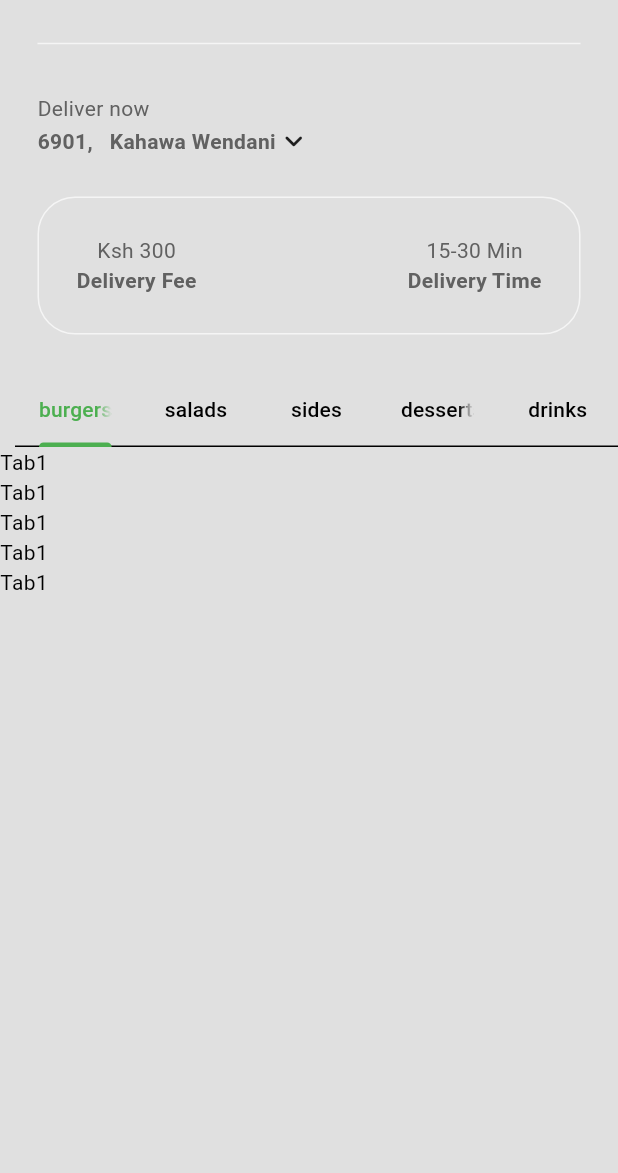
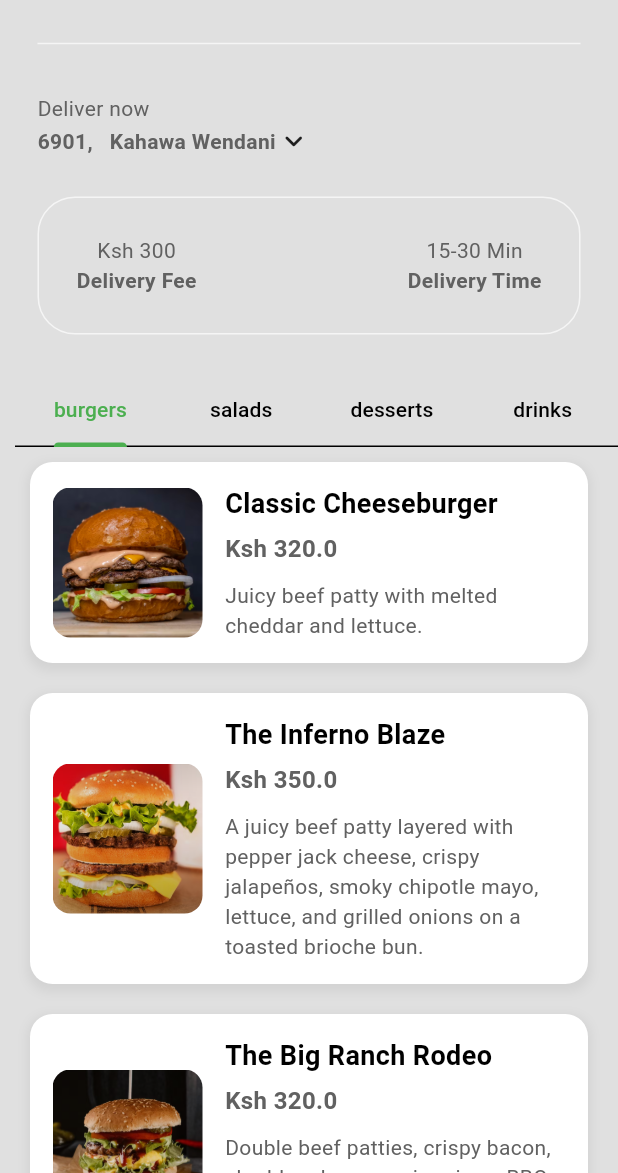
Before and after one commit to Castro32/Flutter-Food-App, a Flutter app: the screen it shows after launch, after a tap on "Sign In", on a phone screen of 412 x 824 dp, the part 63-1236 px from its top. Run offline on Flutter 3.47's test engine with Material 3 defaults, Android fonts, the phone set to English and light mode, and no system bars.

Commit message:
Implement food categorization and display in HomePage; add FoodTile component for food items

```diff
--- a/lib/Pages/home_page.dart
+++ b/lib/Pages/home_page.dart
@@ -1,10 +1,13 @@
 import 'package:flutter/material.dart';
 import 'package:flutter_application_4/components/description.dart';
 import 'package:flutter_application_4/components/drawer.dart';
+import 'package:flutter_application_4/components/food_tile.dart';
 import 'package:flutter_application_4/components/location.dart';
 import 'package:flutter_application_4/components/navbar.dart';
 import 'package:flutter_application_4/components/tab_bar.dart';
 import 'package:flutter_application_4/models/food.dart';
+import 'package:flutter_application_4/models/restaurant.dart';
+import 'package:provider/provider.dart';
 
 class HomePage extends StatefulWidget {
   const HomePage({super.key});
@@ -12,27 +15,56 @@ class HomePage extends StatefulWidget {
   @override
   State<HomePage> createState() => _HomePageState();
 }
+
 class _HomePageState extends State<HomePage> with SingleTickerProviderStateMixin {
-
   //tabcontroller
   late TabController _tabController;
+
   @override
   void initState(){
     super.initState();
     _tabController = TabController(length: FoodCategory.values.length, vsync: this);
   }
+
   @override
   void dispose() {
     _tabController.dispose();
     super.dispose();
   }
+
+  //
+
+  //return list of food items...specific category
+  List<Food> _filterMenuByCategory(FoodCategory category, List<Food> fullMenu) {
+    return fullMenu.where((food) => food.category == category).toList();
+  }
+
+  //return food list in category
+  List<Widget> getFoodInThisCategory(List<Food> fullMenu){
+    return FoodCategory.values.map((category) {
+      List<Food> categoryMenu = _filterMenuByCategory(category, fullMenu);
+
+      return ListView.builder(
+        itemCount: categoryMenu.length,
+        physics: const NeverScrollableScrollPhysics(),
+        padding: EdgeInsets.zero,
+        itemBuilder: (context, index) {
+          final food = categoryMenu[index];
+          return  FoodTile(food: food, onTap: () {});
+        },
+      );
+    }).toList();
+  }
+
   @override
   Widget build(BuildContext context) {
     return Scaffold(
-      drawer: CustomDrawer(),
+      drawer: const CustomDrawer(),
       body: NestedScrollView(
-        headerSliverBuilder: (context, innerBoxIsScrolled) =>[
-          Navbar(title: Tabbar(tabController: _tabController), child: Column(
+        headerSliverBuilder: (context, innerBoxIsScrolled) => [
+          Navbar(
+            title: Tabbar(tabController: _tabController),
+            child: Column(
               mainAxisAlignment: MainAxisAlignment.end,
               children: [
                 //divider
@@ -43,42 +75,20 @@ class _HomePageState extends State<HomePage> with SingleTickerProviderStateMixin
                 ),
                 //location
                 const CurrentLocation(),
-              //descripttion
+                //description
                 const MyDescriptionBox()
               ],
-          ))
+            )
+          )
         ],
-        body: TabBarView(
+        body: Consumer<Restaurant>(
+          builder: (context, restaurant, child) => TabBarView(
             controller: _tabController,
-          children: [
-            ListView.builder(
-              itemCount: 5,
-              itemBuilder: (BuildContext context, int index) => Text('Tab1')
+            children: getFoodInThisCategory(restaurant.menu),
           ),
-            ListView.builder(
-              itemCount: 5,
-              itemBuilder: (BuildContext context, int index) => Text('Tab2')
+        )
+
       ),
-            ListView.builder(
-              itemCount: 5,
-              itemBuilder: (BuildContext context, int index) => Text('Tab3')
-            ),
-            ListView.builder(
-              itemCount: 5,
-              itemBuilder: (BuildContext context, int index) => Text('Tab3')
-            ),
-            ListView.builder(
-              itemCount: 5,
-              itemBuilder: (BuildContext context, int index) => Text('Tab3')
-            ),
-            ListView.builder(
-              itemCount: 5,
-              itemBuilder: (BuildContext context, int index) => Text('Tab3')
-            ),
-          ],
-        )
-      ),
-
     );
   }
 }
--- /dev/null
+++ b/lib/components/food_tile.dart
@@ -0,0 +1,133 @@
+// import 'package:flutter/material.dart';
+// import '../models/food.dart';
+
+// class FoodTile extends StatelessWidget {
+
+//   final Food food;
+//   final void Function()? onTap;
+//   const FoodTile({super.key, required this.food, required this.onTap});
+
+//   @override
+//   Widget build(BuildContext context) {
+//     return Column(
+//       children: [
+//         GestureDetector(
+//           onTap: onTap,
+//           child: Padding(
+//             padding: const EdgeInsets.all(15.0),
+//             child: Row(
+//               children: [
+//                 Expanded(child:Column(
+//                   crossAxisAlignment: CrossAxisAlignment.start,
+//                   children: [
+
+//                     //food details
+//                     Text(food.name),
+//                     Text(
+//                       '\Ksh' + food.price.toString(),
+//                      style: TextStyle(
+//                       color: Theme.of(context).colorScheme.inversePrimary,
+//                       fontWeight: FontWeight.bold,
+//                     ),
+//                     ),
+//                     const SizedBox(
+//                       height: 10,
+//                     ),
+//                     Text(food.description, style: TextStyle(
+//                       color:Theme.of(context). colorScheme.inversePrimary,)),
+
+//                   ],
+//                 )),
+
+//                     //food image
+//                     Image.asset(food.imagePath, height:100 ,)
+
+//               ],
+//             ),
+//           ),
+//         )
+//       ],
+//     );
+//   }
+// }
+import 'package:flutter/material.dart';
+import '../models/food.dart';
+
+class FoodTile extends StatelessWidget {
+  final Food food;
+  final void Function()? onTap;
+
+  const FoodTile({super.key, required this.food, required this.onTap});
+
+  @override
+  Widget build(BuildContext context) {
+    return GestureDetector(
+      onTap: onTap,
+      child: Container(
+        margin: const EdgeInsets.symmetric(horizontal: 20, vertical: 10),
+        decoration: BoxDecoration(
+          color: Colors.white,
+          borderRadius: BorderRadius.circular(15),
+          boxShadow: [
+            BoxShadow(
+              color: Colors.grey.withOpacity(0.2),
+              spreadRadius: 2,
+              blurRadius: 5,
+              offset: const Offset(0, 3),
+            ),
+          ],
+        ),
+        child: Padding(
+          padding: const EdgeInsets.all(15.0),
+          child: Row(
+            children: [
+              // Food image
+              ClipRRect(
+                borderRadius: BorderRadius.circular(12),
+                child: Image.asset(
+                  food.imagePath,
+                  height: 100,
+                  width: 100,
+                  fit: BoxFit.cover,
+                ),
+              ),
+              const SizedBox(width: 15),
+              // Food details
+              Expanded(
+                child: Column(
+                  crossAxisAlignment: CrossAxisAlignment.start,
+                  children: [
+                    Text(
+                      food.name,
+                      style: const TextStyle(
+                        fontSize: 18,
+                        fontWeight: FontWeight.bold,
+                      ),
+                    ),
+                    const SizedBox(height: 5),
+                    Text(
+                      'Ksh ${food.price.toString()}',
+                      style: TextStyle(
+                        color: Theme.of(context).colorScheme.inversePrimary,
+                        fontWeight: FontWeight.bold,
+                        fontSize: 16,
+                      ),
+                    ),
+                    const SizedBox(height: 10),
+                    Text(
+                      food.description,
+                      style: TextStyle(
+                        color: Theme.of(context).colorScheme.inversePrimary,
+                        fontSize: 14,
+                      ),
+                    ),
+                  ],
+                ),
+              ),
+            ],
+          ),
+        ),
+      ),
+    );
+  }
+}
--- a/lib/main.dart
+++ b/lib/main.dart
@@ -1,5 +1,6 @@
 import 'package:flutter/material.dart';
 import 'package:flutter_application_4/Themes/theme_provider.dart';
+import 'package:flutter_application_4/models/restaurant.dart';
 import './Pages/login.dart';
 import 'package:provider/provider.dart';
 import './Pages/register.dart';
@@ -10,10 +11,19 @@ import './Pages/settings.dart';
 
 void main() {
   runApp(
-    ChangeNotifierProvider(
-      create: (context) => ThemeProvider(),
-      child: const MyApp(),
-    ),
+    MultiProvider(providers: [
+      //theme provider
+      ChangeNotifierProvider<ThemeProvider>(
+        create: (context) => ThemeProvider(),
+      ),
+      //restaurant provider
+
+      ChangeNotifierProvider<Restaurant>(
+        create: (context) => Restaurant(),
+      )
+    ],
+    child: const MyApp(),
+    )
   );
 }
 
--- a/lib/models/food.dart
+++ b/lib/models/food.dart
@@ -21,7 +21,6 @@ class Food {
 enum FoodCategory {
   burgers,
   salads,
-  sides,
   desserts,
   drinks,
 }
--- a/lib/models/restaurant.dart
+++ b/lib/models/restaurant.dart
@@ -1,5 +1,7 @@
+import 'package:flutter/material.dart';
+
 import 'food.dart';
-class Restaurant {
+class Restaurant extends ChangeNotifier{
   final List<Food> _menu = [
     //burger
     Food(
@@ -44,7 +46,7 @@ class Restaurant {
       description: "Crisp romaine lettuce tossed with grilled chicken breast, crunchy croutons, shaved parmesan cheese, and creamy Caesar dressing.",
       imagePath: 'lib/images/salads/salad.png',
       price: 320,
-      category: FoodCategory.burgers,
+      category: FoodCategory.salads,
       availableAddons: [
         Addon(name: "Extra Cheese", price: 320),
         Addon(name: "Bacon", price: 350),
@@ -56,7 +58,7 @@ class Restaurant {
       description: "A refreshing mix of cherry tomatoes, cucumbers, red onions, Kalamata olives, and feta cheese on a bed of mixed greens, drizzled with tangy lemon-oregano vinaigrette.",
       imagePath: 'lib/images/salads/salad1.png',
       price: 320,
-      category: FoodCategory.burgers,
+      category: FoodCategory.salads,
       availableAddons: [
         Addon(name: "Extra Cheese", price: 320),
         Addon(name: "Bacon", price: 350),
@@ -68,7 +70,7 @@ class Restaurant {
       description: "Tri-color quinoa blended with baby spinach, mango chunks, avocado, black beans, and roasted sweet corn, finished with a honey-lime dressing.",
       imagePath: 'lib/images/salads/salad2.png',
       price: 320,
-      category: FoodCategory.burgers,
+      category: FoodCategory.salads,
       availableAddons: [
         Addon(name: "Extra Cheese", price: 320),
         Addon(name: "Bacon", price: 350),
@@ -81,7 +83,7 @@ class Restaurant {
       description: "A sweet and tangy blend to energize your day.A mix of strawberries, blueberries, and raspberries blended with low-fat yogurt and a splash of honey for a creamy, antioxidant-rich treat.",
       imagePath: 'lib/images/drinks/drink.png',
       price: 320,
-      category: FoodCategory.burgers,
+      category: FoodCategory.drinks,
       availableAddons: [
         Addon(name: "Extra Cold", price: 320),
         Addon(name: "Tangy", price: 350),
@@ -93,7 +95,7 @@ class Restaurant {
       description: "Pineapple and orange juice swirled with a splash of grenadine and topped with fresh mint and a cherry — perfect for sipping under the sun",
       imagePath: 'lib/images/drinks/drink1.png',
       price: 320,
-      category: FoodCategory.burgers,
+      category: FoodCategory.drinks,
       availableAddons: [
         Addon(name: "Vibrant", price: 320),
         Addon(name: "Non-Alcoholic", price: 350),
@@ -105,7 +107,7 @@ class Restaurant {
       description: "Freshly squeezed lemons shaken with crushed ice, a dash of sugar, and muddled mint leaves — the ultimate thirst-quencher.",
       imagePath: 'lib/images/drinks/drink2.png',
       price: 320,
-      category: FoodCategory.burgers,
+      category: FoodCategory.drinks,
       availableAddons: [
         Addon(name: "Cool", price: 320),
         Addon(name: "Crisp", price: 350),
@@ -119,7 +121,7 @@ class Restaurant {
       description: "Golden-brown grilled halloumi paired with ripe avocado, cherry tomatoes, arugula, and cucumber, drizzled with a zesty lemon-herb dressing.",
       imagePath: 'lib/images/desserts/dessert.png',
       price: 320,
-      category: FoodCategory.burgers,
+      category: FoodCategory.desserts,
       availableAddons: [
         Addon(name: "Extra Cheese", price: 320),
         Addon(name: "Bacon", price: 350),
@@ -131,7 +133,7 @@ class Restaurant {
       description: "Shredded grilled chicken, shredded carrots, red cabbage, chopped peanuts, and cilantro on a bed of romaine, tossed in a spicy peanut-lime dressing.",
       imagePath: 'lib/images/desserts/dessert1.png',
       price: 320,
-      category: FoodCategory.burgers,
+      category: FoodCategory.desserts,
       availableAddons: [
         Addon(name: "Extra Cheese", price: 320),
         Addon(name: "Bacon", price: 350),
@@ -143,7 +145,7 @@ class Restaurant {
       description: "Roasted beets, crumbled goat cheese, arugula, and candied walnuts, finished with a balsamic glaze for a rich, earthy flavor.",
       imagePath: 'lib/images/desserts/dessert2.png',
       price: 320,
-      category: FoodCategory.burgers,
+      category: FoodCategory.desserts,
       availableAddons: [
         Addon(name: "Extra Cheese", price: 320),
         Addon(name: "Bacon", price: 350),
```
Lines whose indentation alone changed are shown as unchanged.
